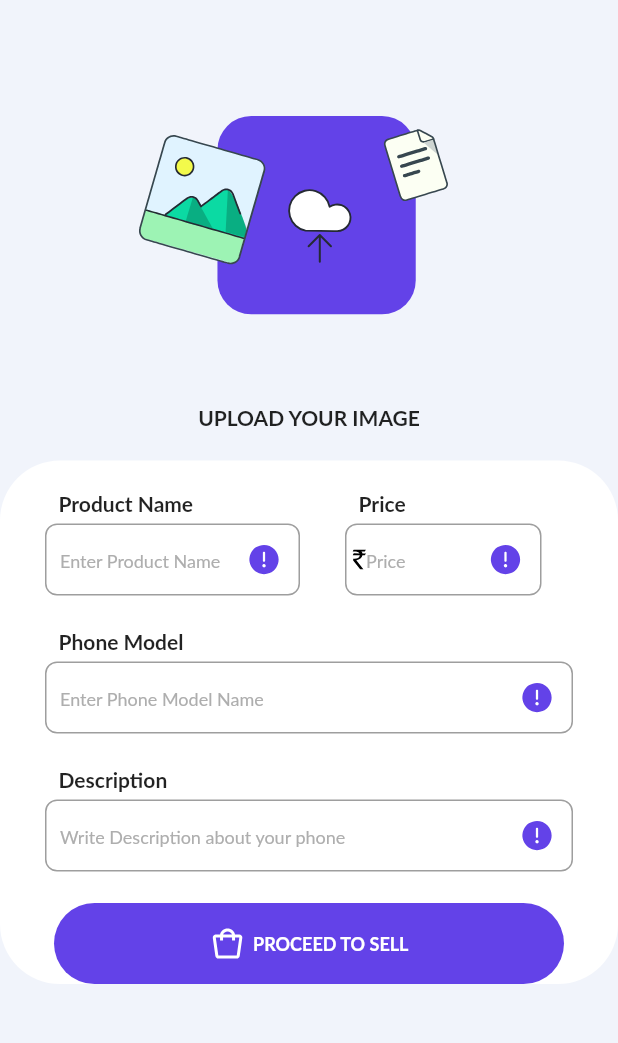
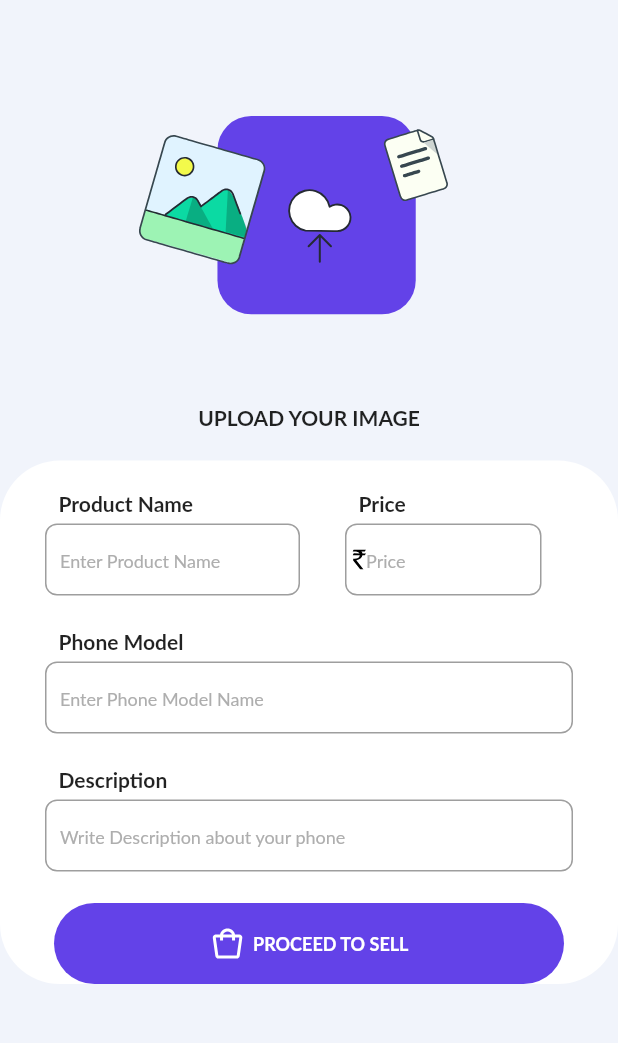
Before and after one commit to Priyank295/MBX, a Flutter app: the SellPage screen opened directly, on a phone screen of 412 x 824 dp, the part 117-1160 px from its top. Run offline on Flutter 3.47's test engine with Material 2 defaults, Android fonts, the phone set to English and light mode, and no system bars; our stand-ins replace cloud_firestore, email_validator, firebase_auth, firebase_core, firebase_database, flutter_slider_drawer and 8 more; missing offline and left inert: custom_check_box, snapshot; accounts and stored records are empty; statements that could not run were skipped.

Commit message:
Revert "this is First Commit"
This reverts commit 900bda468e7a1e30a0a9647afcfae8c3693171e6.

```diff
--- a/lib/sellpage.dart
+++ b/lib/sellpage.dart
@@ -3,8 +3,6 @@ import 'package:flutter_svg/flutter_svg.dart';
 import 'package:line_icons/line_icons.dart';
 import 'package:lottie/lottie.dart';
 import 'package:cloud_firestore/cloud_firestore.dart';
-import "package:firebase_auth/firebase_auth.dart";
-import 'package:provider/provider.dart';
 
 class SellPage extends StatefulWidget {
   const SellPage({Key? key}) : super(key: key);
@@ -14,24 +12,10 @@ class SellPage extends StatefulWidget {
 }
 
 class _SellPageState extends State<SellPage> {
-  TextEditingController _pName = TextEditingController();
-  TextEditingController _price = TextEditingController();
-  TextEditingController _model = TextEditingController();
-  TextEditingController _description = TextEditingController();
-
-  bool _isName = false;
-  bool _isPrice = false;
-  bool _isModel = false;
-  bool _isDes = false;
-  late String user;
-  FirebaseFirestore _fire = FirebaseFirestore.instance;
-  FirebaseAuth _auth = FirebaseAuth.instance;
-
   @override
   void initState() {
     super.initState();
-    String uid = _auth.currentUser!.uid as String;
-    print(uid);
+    // writeData();
   }
 
   // Future<void> writeData() async {
@@ -122,21 +106,20 @@ class _SellPageState extends State<SellPage> {
                                   height: 50,
                                   width: 170,
                                   child: TextFormField(
-                                    controller: _pName,
                                     decoration: InputDecoration(
-                                      suffixIcon: _isName
-                                          ? SizedBox()
-                                          : Padding(
-                                              padding: EdgeInsets.all(12.0),
-                                              child: SvgPicture.asset(
-                                                  "assets/WarningCircle.svg"),
-                                            ),
+                                      // suffixIcon: _isEmail
+                                      //     ? SizedBox()
+                                      //     : Padding(
+                                      //         padding: EdgeInsets.all(12.0),
+                                      //         child: SvgPicture.asset("assets/WarningCircle.svg"),
+                                      //       ),
                                       prefixIconConstraints:
                                           const BoxConstraints(
                                         minHeight: 24,
                                         minWidth: 24,
                                       ),
                                       hintText: "Enter Product Name",
+
                                       hintStyle: const TextStyle(
                                         color: Color(0xFFFAEAEAE),
                                         fontFamily: "Lato",
@@ -187,15 +170,13 @@ class _SellPageState extends State<SellPage> {
                                   height: 50,
                                   width: 131,
                                   child: TextFormField(
-                                    controller: _price,
                                     decoration: InputDecoration(
-                                      suffixIcon: _isPrice
-                                          ? SizedBox()
-                                          : Padding(
-                                              padding: EdgeInsets.all(12.0),
-                                              child: SvgPicture.asset(
-                                                  "assets/WarningCircle.svg"),
-                                            ),
+                                      // suffixIcon: _isEmail
+                                      //     ? SizedBox()
+                                      //     : Padding(
+                                      //         padding: EdgeInsets.all(12.0),
+                                      //         child: SvgPicture.asset("assets/WarningCircle.svg"),
+                                      //       ),
                                       prefixIconConstraints:
                                           const BoxConstraints(
                                         minHeight: 14,
@@ -258,7 +239,6 @@ class _SellPageState extends State<SellPage> {
                             height: 50,
                             width: double.infinity,
                             child: TextFormField(
-                              controller: _model,
                               // validator: (val) {
                               //   if (!isEmail(val!) && !isPhone(val)) {
                               //     setState(() {
@@ -274,13 +254,12 @@ class _SellPageState extends State<SellPage> {
                                 //     "assets/mail.svg",
                                 //   ),
                                 // ),
-                                suffixIcon: _isModel
-                                    ? SizedBox()
-                                    : Padding(
-                                        padding: EdgeInsets.all(12.0),
-                                        child: SvgPicture.asset(
-                                            "assets/WarningCircle.svg"),
-                                      ),
+                                // suffixIcon: _isEmail
+                                //     ? SizedBox()
+                                //     : Padding(
+                                //         padding: EdgeInsets.all(12.0),
+                                //         child: SvgPicture.asset("assets/WarningCircle.svg"),
+                                //       ),
                                 prefixIconConstraints: const BoxConstraints(
                                   minHeight: 24,
                                   minWidth: 24,
@@ -331,7 +310,6 @@ class _SellPageState extends State<SellPage> {
                             height: 49,
                             width: double.infinity,
                             child: TextFormField(
-                              controller: _description,
                               keyboardType: TextInputType.multiline,
                               maxLines: null,
                               // validator: (val) {
@@ -349,13 +327,12 @@ class _SellPageState extends State<SellPage> {
                                 //     "assets/mail.svg",
                                 //   ),
                                 // ),
-                                suffixIcon: _isDes
-                                    ? SizedBox()
-                                    : Padding(
-                                        padding: EdgeInsets.all(12.0),
-                                        child: SvgPicture.asset(
-                                            "assets/WarningCircle.svg"),
-                                      ),
+                                // suffixIcon: _isEmail
+                                //     ? SizedBox()
+                                //     : Padding(
+                                //         padding: EdgeInsets.all(12.0),
+                                //         child: SvgPicture.asset("assets/WarningCircle.svg"),
+                                //       ),
                                 prefixIconConstraints: const BoxConstraints(
                                   minHeight: 24,
                                   minWidth: 24,
@@ -393,29 +370,6 @@ class _SellPageState extends State<SellPage> {
                         Padding(
                           padding: const EdgeInsets.symmetric(horizontal: 30),
                           child: Center(
-                            child: InkWell(
-                              onTap: () {
-                                _pName.text.isEmpty
-                                    ? _isName = false
-                                    : _isName = true;
-                                _model.text.isEmpty
-                                    ? _isModel = false
-                                    : _isModel = true;
-                                _price.text.isEmpty
-                                    ? _isPrice = false
-                                    : _isPrice = true;
-                                _description.text.isEmpty
-                                    ? _isDes = false
-                                    : _isDes = true;
-
-                                if (_isName == false ||
-                                    _isDes == false ||
-                                    _isModel == false ||
-                                    _isPrice == false) {
-                                } else {
-                                  addData();
-                                }
-                              },
                             child: Container(
                               height: 54,
                               width: 340,
@@ -449,7 +403,6 @@ class _SellPageState extends State<SellPage> {
                             ),
                           ),
                         ),
-                        ),
                       ],
                     ),
                   ),
@@ -461,10 +414,4 @@ class _SellPageState extends State<SellPage> {
       ),
     );
   }
-
-  Future<void> addData() async {
-    final User? user = _auth.currentUser;
-
-    // _fire.collection("users").doc()
 }
-}
--- a/pubspec.yaml
+++ b/pubspec.yaml
@@ -51,7 +51,6 @@ dependencies:
   firebase_database: ^9.0.4
   http: ^0.13.4
   snapshot: ^0.2.3
-  provider: ^6.0.1
 
 
 dev_dependencies:
```
Also changed, not shown: lib/fill_profile.dart (+6 -14 lines), lib/register.dart (+8 -16 lines), pubspec.lock. Lines whose indentation alone changed are shown as unchanged.
